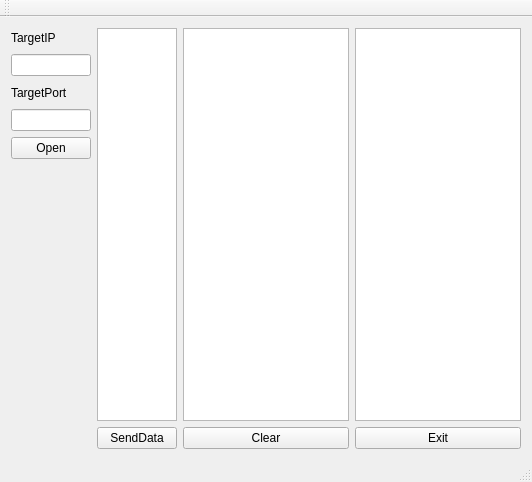
Old version of the form Qt-NetAssist/mainwindow.ui in the repository itwhy1994/Qt-NetAssist.
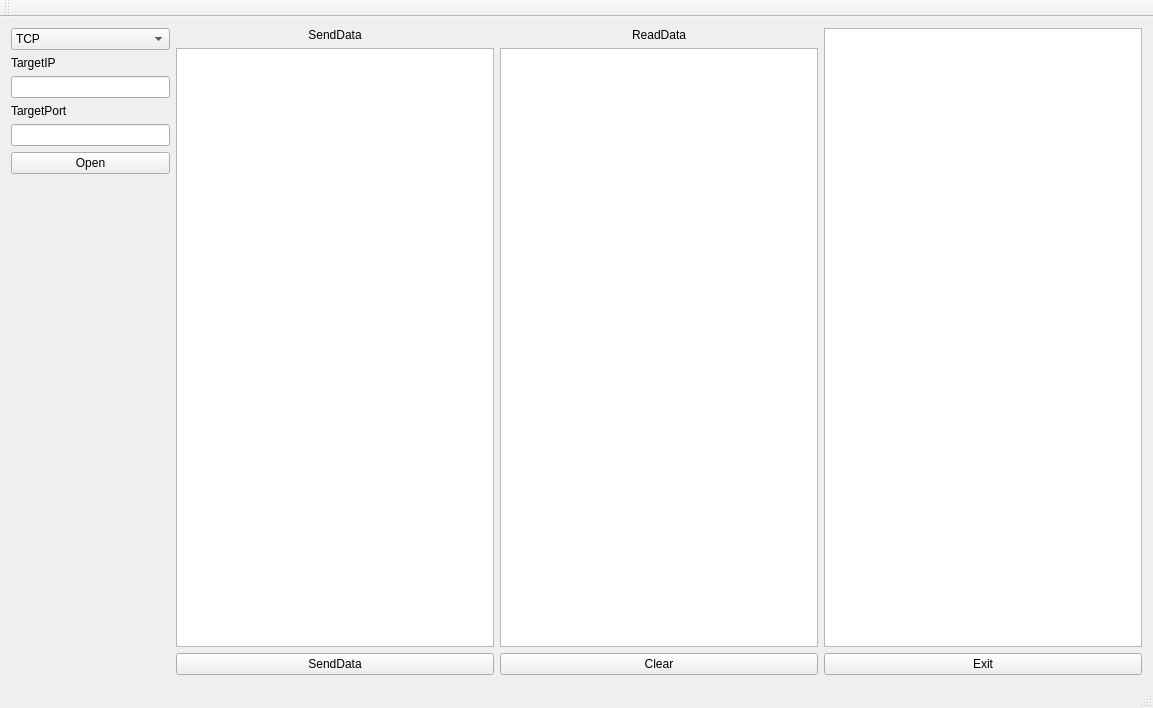
New version of the form.

Patch:
```diff
--- a/Qt-NetAssist/mainwindow.ui
+++ b/Qt-NetAssist/mainwindow.ui
@@ -6,8 +6,8 @@
    <rect>
     <x>0</x>
     <y>0</y>
-    <width>532</width>
-    <height>482</height>
+    <width>1153</width>
+    <height>708</height>
    </rect>
   </property>
   <property name="windowTitle">
@@ -16,67 +16,130 @@
   <widget class="QWidget" name="centralWidget">
    <layout class="QVBoxLayout" name="verticalLayout">
     <item>
-     <layout class="QGridLayout" name="gridLayout">
-      <item row="0" column="4" rowspan="15">
-       <widget class="QTextBrowser" name="DebugInfoBrowser">
-        <property name="mouseTracking">
-         <bool>false</bool>
-        </property>
-       </widget>
-      </item>
-      <item row="0" column="0">
+     <layout class="QHBoxLayout" name="AllhorizontalLayout" stretch="1,2,2,2">
+      <item>
+       <layout class="QVBoxLayout" name="SettingsverticalLayout">
+        <item>
+         <widget class="QComboBox" name="ChoosecomboBox">
+          <item>
+           <property name="text">
+            <string>TCP</string>
+           </property>
+          </item>
+          <item>
+           <property name="text">
+            <string>UDP</string>
+           </property>
+          </item>
+         </widget>
+        </item>
+        <item>
        <widget class="QLabel" name="targetIPlabel">
         <property name="text">
          <string>TargetIP</string>
         </property>
        </widget>
       </item>
-      <item row="1" column="0">
+        <item>
        <widget class="QLineEdit" name="targetIPlineEdit"/>
       </item>
-      <item row="0" column="1" rowspan="15" colspan="2">
-       <widget class="QTextEdit" name="SendDataBrowser"/>
-      </item>
-      <item row="0" column="3" rowspan="15">
-       <widget class="QTextBrowser" name="ReceiveDataBrowser"/>
-      </item>
-      <item row="2" column="0">
+        <item>
        <widget class="QLabel" name="targetPortlabel">
         <property name="text">
          <string>TargetPort</string>
         </property>
        </widget>
       </item>
-      <item row="3" column="0">
+        <item>
        <widget class="QLineEdit" name="PortlineEdit"/>
       </item>
-      <item row="4" column="0">
+        <item>
        <widget class="QPushButton" name="OpenPortButton">
         <property name="text">
          <string>Open</string>
         </property>
        </widget>
       </item>
-      <item row="15" column="4">
-       <widget class="QPushButton" name="ExitButton">
+        <item>
+         <spacer name="verticalSpacer">
+          <property name="orientation">
+           <enum>Qt::Vertical</enum>
+          </property>
+          <property name="sizeHint" stdset="0">
+           <size>
+            <width>20</width>
+            <height>40</height>
+           </size>
+          </property>
+         </spacer>
+        </item>
+       </layout>
+      </item>
+      <item>
+       <layout class="QVBoxLayout" name="SendverticalLayout">
+        <item>
+         <widget class="QLabel" name="SendDataLabel">
         <property name="text">
-         <string>Exit</string>
-        </property>
-       </widget>
-      </item>
-      <item row="15" column="3">
+           <string>SendData</string>
+          </property>
+          <property name="alignment">
+           <set>Qt::AlignCenter</set>
+          </property>
+         </widget>
+        </item>
+        <item>
+         <widget class="QTextEdit" name="SendDataBrowser"/>
+        </item>
+        <item>
+         <widget class="QPushButton" name="SendDataButton">
+          <property name="text">
+           <string>SendData</string>
+          </property>
+         </widget>
+        </item>
+       </layout>
+      </item>
+      <item>
+       <layout class="QVBoxLayout" name="ReadverticalLayout">
+        <item>
+         <widget class="QLabel" name="ReadDataLabel">
+          <property name="text">
+           <string>ReadData</string>
+          </property>
+          <property name="alignment">
+           <set>Qt::AlignCenter</set>
+          </property>
+         </widget>
+        </item>
+        <item>
+         <widget class="QTextBrowser" name="ReceiveDataBrowser"/>
+        </item>
+        <item>
        <widget class="QPushButton" name="clearButton">
         <property name="text">
          <string>Clear</string>
         </property>
        </widget>
       </item>
-      <item row="15" column="1" colspan="2">
-       <widget class="QPushButton" name="SendDataButton">
+       </layout>
+      </item>
+      <item>
+       <layout class="QVBoxLayout" name="DebugverticalLayout">
+        <item>
+         <widget class="QTextBrowser" name="DebugInfoBrowser">
+          <property name="mouseTracking">
+           <bool>false</bool>
+          </property>
+         </widget>
+        </item>
+        <item>
+         <widget class="QPushButton" name="ExitButton">
         <property name="text">
-         <string>SendData</string>
-        </property>
-       </widget>
+           <string>Exit</string>
+          </property>
+         </widget>
+        </item>
+       </layout>
       </item>
      </layout>
     </item>
```
Left out of the diff: 2 changed lines with no effect on the pictures. Lines whose indentation alone changed are shown as unchanged.
